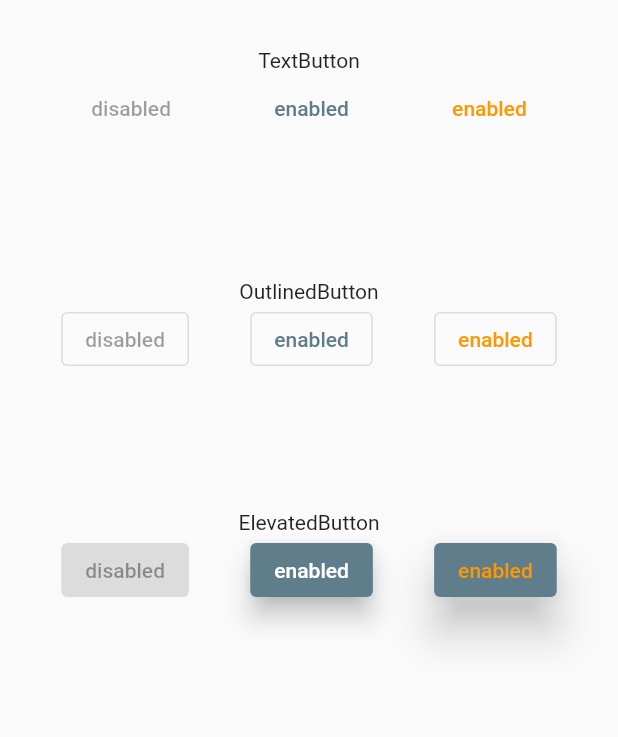
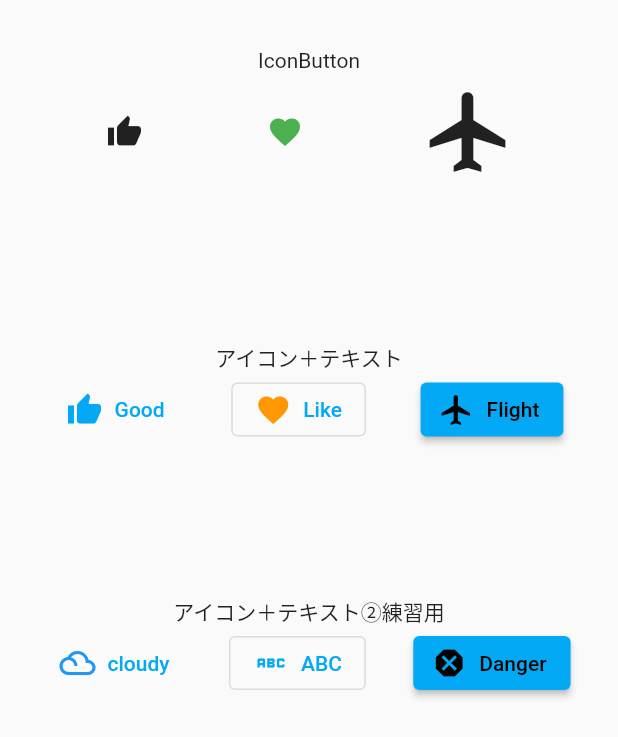
Before and after one commit to mami-uchida/Widget_Practice, a Flutter app: the screen it shows after launch, on a phone screen of 412 x 824 dp. Shown: the top 737 px of the screen. Run offline on Flutter 3.47's test engine with Material 2 defaults, Android fonts, the phone set to English and light mode, and no system bars.

Commit message:
3-5 IconButtonの学習

```diff
--- a/lib/main.dart
+++ b/lib/main.dart
@@ -9,84 +9,79 @@ class MyApp extends StatelessWidget {
   Widget build(BuildContext context) {
     return MaterialApp(
       title: 'Flutter Demo',
-      theme: ThemeData(primarySwatch: Colors.blueGrey),
+      theme: ThemeData(primarySwatch: Colors.lightBlue),
       home: Scaffold(
         body: Column(
           children: <Widget>[
             Container(
               padding: const EdgeInsets.only(top: 32),
-              child: const Text('TextButton'),
+              child: const Text('IconButton'),
             ),
             Row(
               mainAxisAlignment: MainAxisAlignment.spaceEvenly,
               children: <Widget>[
-                const TextButton(
-                  onPressed: null,
-                  child: Text('disabled'),
+                IconButton(
+                  onPressed: () {},
+                  icon: const Icon(Icons.thumb_up),
                 ),
-                TextButton(
+                IconButton(
+                  color: Colors.green,
                   onPressed: () {},
-                  child: const Text('enabled'),
+                  icon: const Icon(Icons.favorite),
                 ),
-                TextButton(
-                  style: TextButton.styleFrom(
-                    foregroundColor: Colors.orange,
-                  ),
+                IconButton(
+                  iconSize: 64,
                   onPressed: () {},
-                  child: const Text('enabled'),
+                  icon: const Icon(Icons.flight),
                 ),
               ],
             ),
             Container(
-              padding: const EdgeInsets.only(top: 90),
-              child: const Text('OutlinedButton'),
+              padding: const EdgeInsets.only(top: 100),
+              child: const Text('アイコン＋テキスト'),
             ),
             Row(
               mainAxisAlignment: MainAxisAlignment.spaceEvenly,
               children: <Widget>[
-                const OutlinedButton(
-                  onPressed: null,
-                  child: Text('disabled'),
+                TextButton.icon(
+                  onPressed: () {},
+                  icon: const Icon(Icons.thumb_up),
+                  label: const Text('Good'),
                 ),
-                OutlinedButton(
+                OutlinedButton.icon(
                   onPressed: () {},
-                  child: const Text('enabled'),
+                  icon: const Icon(Icons.favorite, color: Colors.orange),
+                  label: const Text('Like'),
                 ),
-                OutlinedButton(
+                ElevatedButton.icon(
                   onPressed: () {},
-                  style: OutlinedButton.styleFrom(
-                    foregroundColor: Colors.orange,
-                  ),
-                  child: const Text('enabled'),
+                  icon: const Icon(Icons.flight),
+                  label: const Text('Flight'),
                 ),
               ],
             ),
             Container(
-              padding: const EdgeInsets.only(top: 90),
-              child: const Text('ElevatedButton'),
+              padding: const EdgeInsets.only(top: 100),
+              child: const Text('アイコン＋テキスト②練習用'),
             ),
             Row(
               mainAxisAlignment: MainAxisAlignment.spaceEvenly,
               children: <Widget>[
-                const ElevatedButton(
-                  onPressed: null,
-                  child: Text('disabled'),
+                TextButton.icon(
+                  onPressed: () {},
+                  icon: const Icon(Icons.filter_drama, color: Colors.blue),
+                  label: const Text('cloudy'),
                 ),
-                ElevatedButton(
+                OutlinedButton.icon(
                   onPressed: () {},
-                  style: ElevatedButton.styleFrom(
-                    elevation: 7,
-                  ),
-                  child: const Text('enabled'),
+                  icon: const Icon(Icons.abc),
+                  label: const Text('ABC'),
                 ),
-                ElevatedButton(
+                ElevatedButton.icon(
                   onPressed: () {},
-                  style: ElevatedButton.styleFrom(
-                    foregroundColor: Colors.orange,
-                    elevation: 12,
-                  ),
-                  child: const Text('enabled'),
-                ),
+                  icon: const Icon(Icons.dangerous),
+                  label: const Text('Danger'),
+              ),
               ],
             ),
           ],
```
